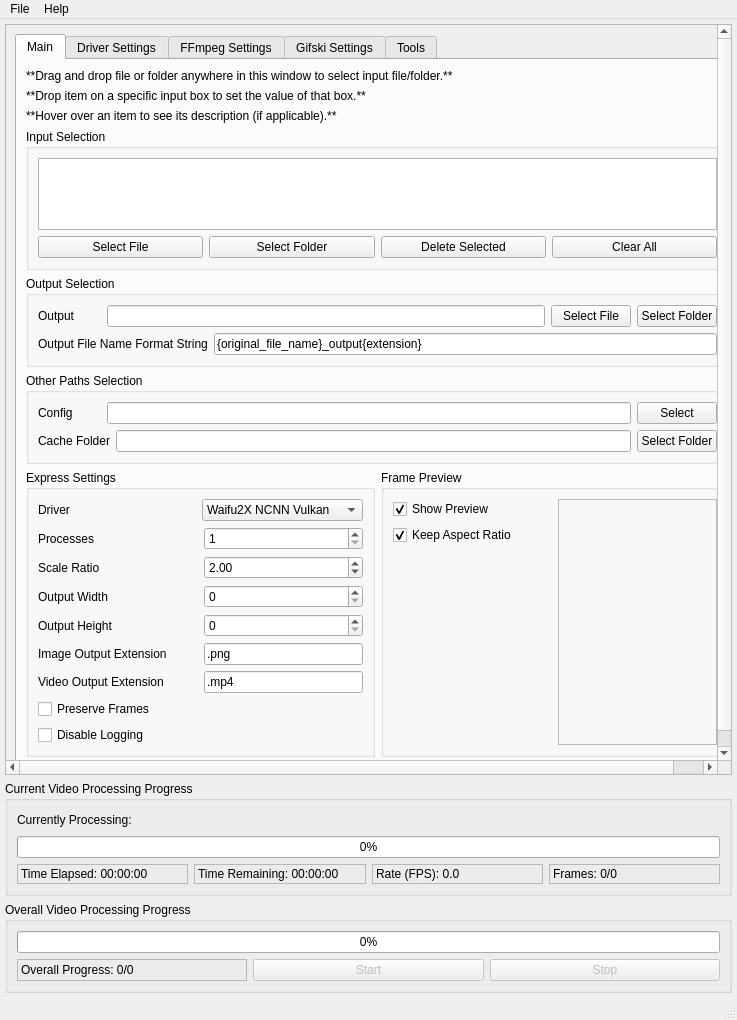
Before: the Qt Designer form src/video2x_gui.ui in k4yt3x/video2x, drawn with Qt 5.
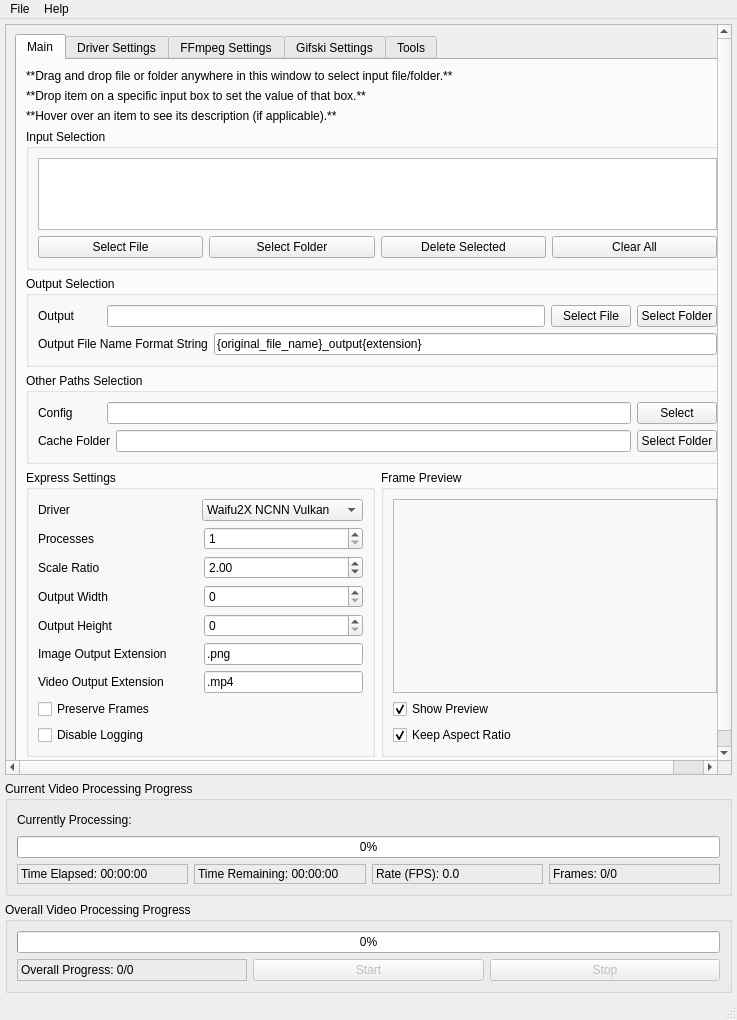
After: the same form once the commit is applied.

Commit message: changed frame preview layout

Patch:
```diff
--- a/src/video2x_gui.ui
+++ b/src/video2x_gui.ui
@@ -578,6 +578,22 @@
                   <layout class="QHBoxLayout" name="framPreviewHorizontalLayout">
                    <item>
                     <layout class="QVBoxLayout" name="framePreviewOptionsVerticalLayout">
+                     <item>
+                      <widget class="QLabel" name="framePreviewLabel">
+                       <property name="frameShape">
+                        <enum>QFrame::StyledPanel</enum>
+                       </property>
+                       <property name="text">
+                        <string/>
+                       </property>
+                       <property name="scaledContents">
+                        <bool>false</bool>
+                       </property>
+                       <property name="alignment">
+                        <set>Qt::AlignCenter</set>
+                       </property>
+                      </widget>
+                     </item>
                      <item>
                       <widget class="QCheckBox" name="framePreviewShowPreviewCheckBox">
                        <property name="text">
@@ -598,34 +614,8 @@
                        </property>
                       </widget>
                      </item>
-                     <item>
-                      <spacer name="framePreviewOptionsVerticalSpacer">
-                       <property name="orientation">
-                        <enum>Qt::Vertical</enum>
-                       </property>
-                       <property name="sizeHint" stdset="0">
-                        <size>
-                         <width>20</width>
-                         <height>40</height>
-                        </size>
-                       </property>
-                      </spacer>
-                     </item>
                     </layout>
                    </item>
-                   <item>
-                    <widget class="QLabel" name="framePreviewLabel">
-                     <property name="frameShape">
-                      <enum>QFrame::StyledPanel</enum>
-                     </property>
-                     <property name="text">
-                      <string/>
-                     </property>
-                     <property name="scaledContents">
-                      <bool>false</bool>
-                     </property>
-                    </widget>
-                   </item>
                   </layout>
                  </item>
                 </layout>
```
